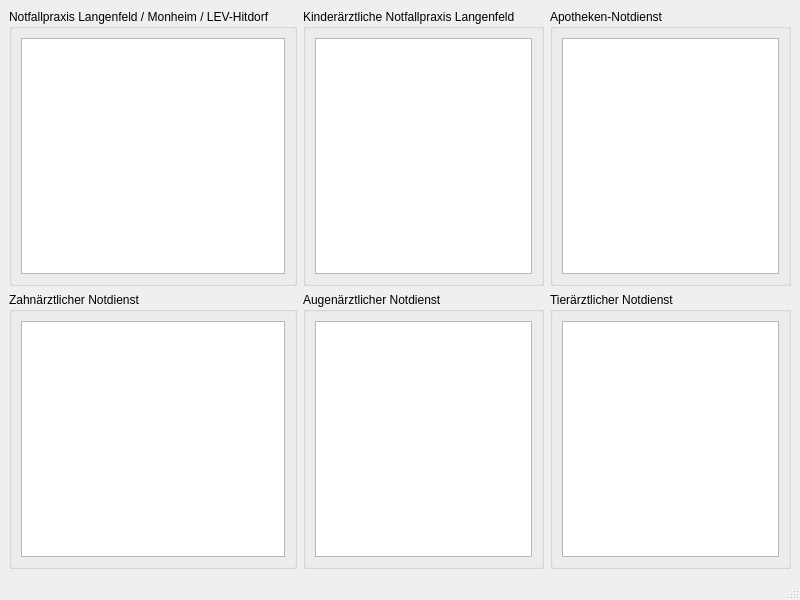
Before: the Qt Designer form src/info_window.ui in Lenium37/Leitstelle, drawn with Qt 5.
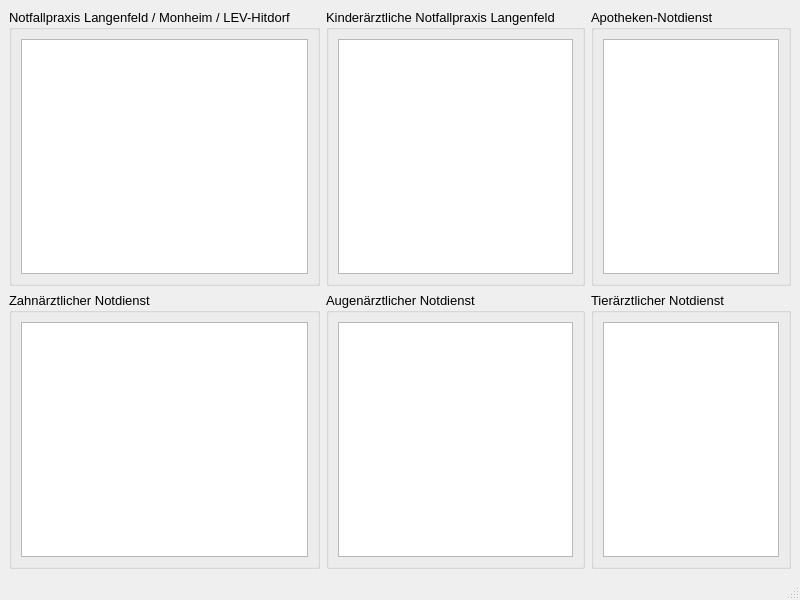
After: the same form once the commit is applied.

The edit to the form file:
```diff
--- a/src/info_window.ui
+++ b/src/info_window.ui
@@ -20,6 +20,11 @@
       <property name="title">
        <string>Augenärztlicher Notdienst</string>
       </property>
+      <property name="font">
+       <font>
+        <pointsize>10</pointsize>
+       </font>
+      </property>
       <layout class="QHBoxLayout" name="horizontalLayout_2">
        <item>
         <widget class="QTextBrowser" name="info5"/>
@@ -32,6 +37,11 @@
       <property name="title">
        <string>Notfallpraxis Langenfeld / Monheim / LEV-Hitdorf</string>
       </property>
+      <property name="font">
+       <font>
+        <pointsize>10</pointsize>
+       </font>
+      </property>
       <layout class="QHBoxLayout" name="horizontalLayout_3">
        <item>
         <widget class="QTextBrowser" name="info1"/>
@@ -44,6 +54,11 @@
       <property name="title">
        <string>Zahnärztlicher Notdienst</string>
       </property>
+      <property name="font">
+       <font>
+        <pointsize>10</pointsize>
+       </font>
+      </property>
       <layout class="QHBoxLayout" name="horizontalLayout_6">
        <item>
         <widget class="QTextBrowser" name="info4"/>
@@ -56,6 +71,11 @@
       <property name="title">
        <string>Apotheken-Notdienst</string>
       </property>
+      <property name="font">
+       <font>
+        <pointsize>10</pointsize>
+       </font>
+      </property>
       <layout class="QHBoxLayout" name="horizontalLayout_5">
        <item>
         <widget class="QTextBrowser" name="info3"/>
@@ -68,6 +88,11 @@
       <property name="title">
        <string>Kinderärztliche Notfallpraxis Langenfeld</string>
       </property>
+      <property name="font">
+       <font>
+        <pointsize>10</pointsize>
+       </font>
+      </property>
       <layout class="QHBoxLayout" name="horizontalLayout_4">
        <item>
         <widget class="QTextBrowser" name="info2"/>
@@ -80,6 +105,11 @@
       <property name="title">
        <string>Tierärztlicher Notdienst</string>
       </property>
+      <property name="font">
+       <font>
+        <pointsize>10</pointsize>
+       </font>
+      </property>
       <layout class="QHBoxLayout" name="horizontalLayout">
        <item>
         <widget class="QTextBrowser" name="info6"/>
```
Left out of the diff: 3 changed lines with no effect on the pictures.
